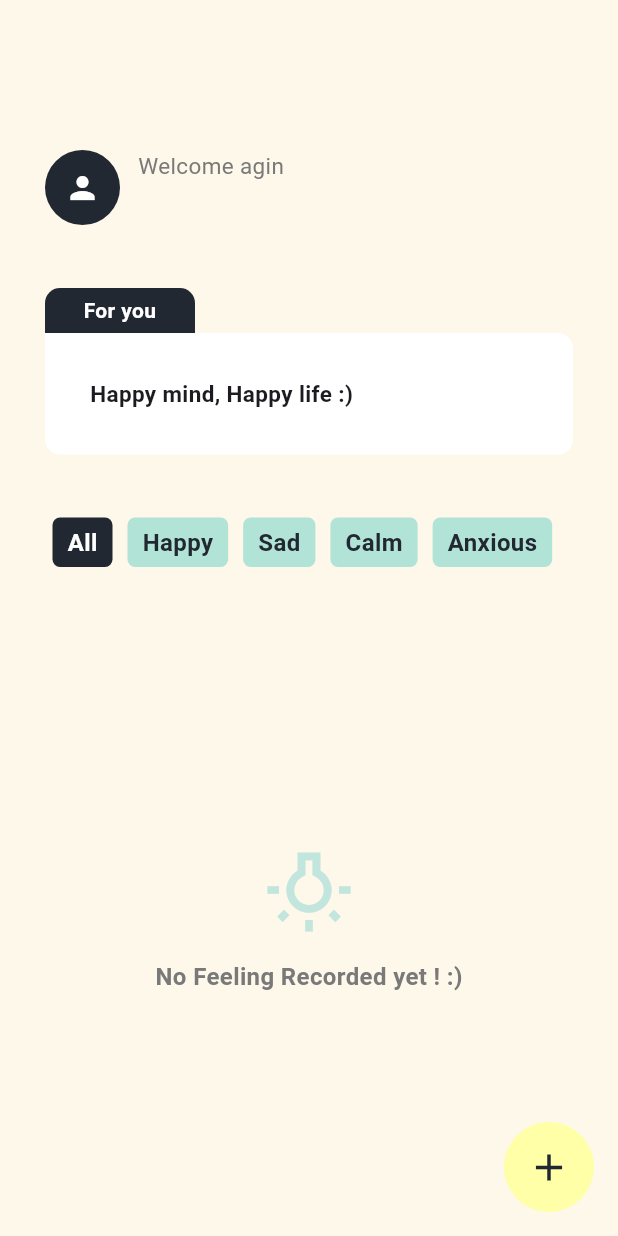
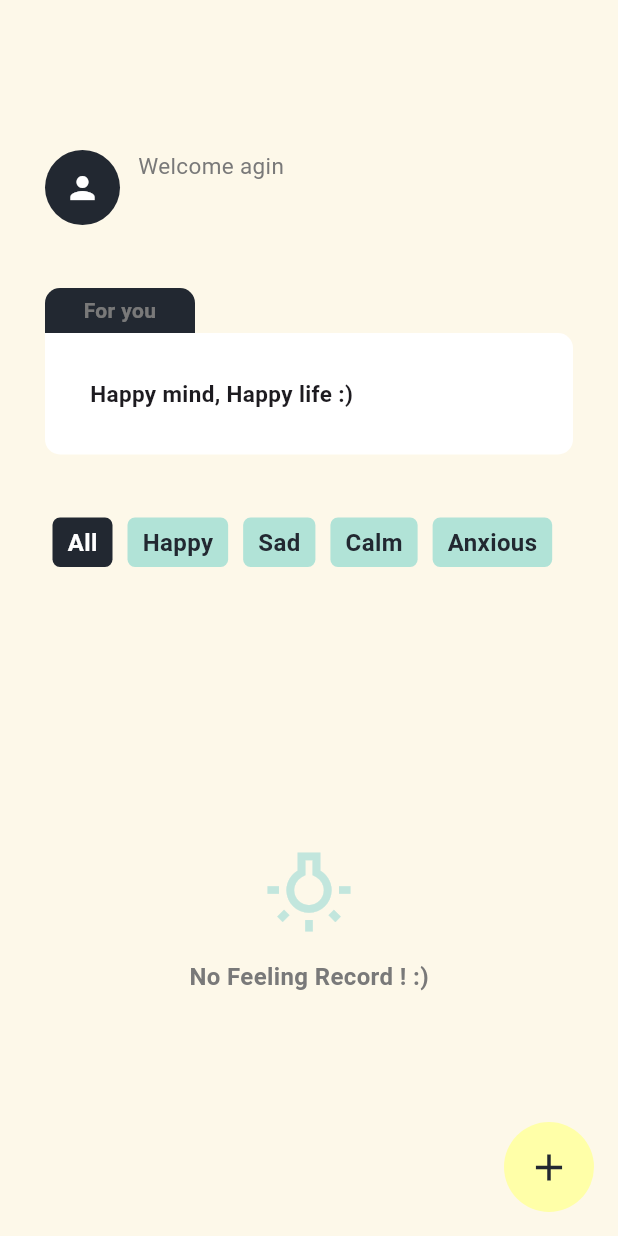
Before and after one commit to Mjd-Alghamdi/Mind-e, a Flutter app: the HomeView screen opened directly, on a phone screen of 412 x 824 dp. Run offline on Flutter 3.47's test engine with Material 3 defaults, Android fonts, the phone set to English and light mode, and no system bars; drawn by our look-alikes of shimmer; our stand-ins replace bloc, flutter_bloc, get_storage; missing offline and left inert: alert_banner; accounts and stored records are empty.

Commit message:
UI Enhancment

```diff
--- a/lib/widgets/home view widgets/custom_placeholder.dart
+++ b/lib/widgets/home view widgets/custom_placeholder.dart
@@ -18,7 +18,7 @@ class CustomPlaceholder extends StatelessWidget {
             ),
             kV16,
             Text(
-              "No Feeling Recorded yet ! :)",
+              "No Feeling Record ! :)",
               style: TextStyle(
                 fontSize: 16,
                 color: greyColor,
--- a/lib/widgets/home view widgets/for_you_widget.dart
+++ b/lib/widgets/home view widgets/for_you_widget.dart
@@ -2,6 +2,7 @@ import 'package:flutter/material.dart';
 import 'package:flutter_bloc/flutter_bloc.dart';
 import 'package:mind_e/bloc/feeling_record_bloc.dart';
 import 'package:mind_e/constants/color.dart';
+import 'package:shimmer/shimmer.dart';
 
 class ForYouWidget extends StatelessWidget {
   const ForYouWidget({super.key});
@@ -22,10 +23,15 @@ class ForYouWidget extends StatelessWidget {
               topLeft: Radius.circular(10),
             ),
           ),
-          child: const Text(
-            "For you",
-            textAlign: TextAlign.center,
-            style: TextStyle(color: whiteColor, fontWeight: FontWeight.bold),
+          child: Shimmer.fromColors(
+            baseColor: greyColor,
+            highlightColor: whiteColor,
+            period: const Duration(milliseconds: 1500),
+            child: const Text(
+              "For you",
+              textAlign: TextAlign.center,
+              style: TextStyle(color: whiteColor, fontWeight: FontWeight.bold),
+            ),
           ),
         ),
         BlocBuilder<FeelingRecordBloc, FeelingRecordState>(
--- a/lib/widgets/popups/emotion_category_widget.dart
+++ b/lib/widgets/popups/emotion_category_widget.dart
@@ -11,6 +11,8 @@ class EmotionCategoryWidget extends StatelessWidget {
   Widget build(BuildContext context) {
     final bloc = context.read<FeelingRecordBloc>();
     List<String> emotion = bloc.emotionData.emotionsList;
+    return BlocBuilder<FeelingRecordBloc, FeelingRecordState>(
+      builder: (context, state) {
         return Row(
           mainAxisAlignment: MainAxisAlignment.spaceBetween,
           children: List.generate(emotion.length, (index) {
@@ -28,5 +30,7 @@ class EmotionCategoryWidget extends StatelessWidget {
             );
           }),
         );
+      },
+    );
   }
 }
--- a/pubspec.yaml
+++ b/pubspec.yaml
@@ -12,6 +12,7 @@ dependencies:
     sdk: flutter
   flutter_bloc: ^8.1.6
   get_storage: ^2.1.1
+  shimmer: ^3.0.0
 
 dev_dependencies:
   flutter_test:
```
Also changed, not shown: pubspec.lock. Lines whose indentation alone changed are shown as unchanged.
